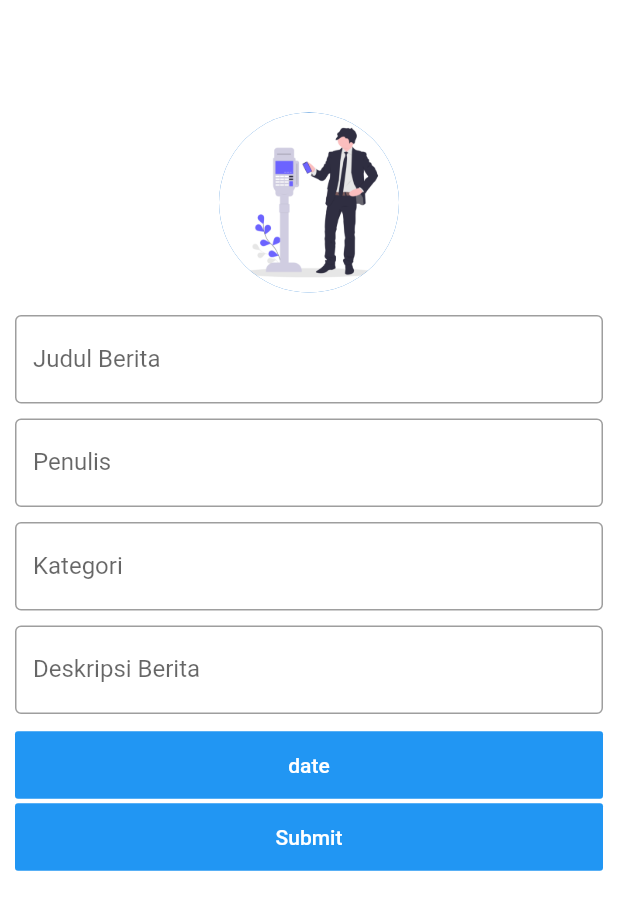
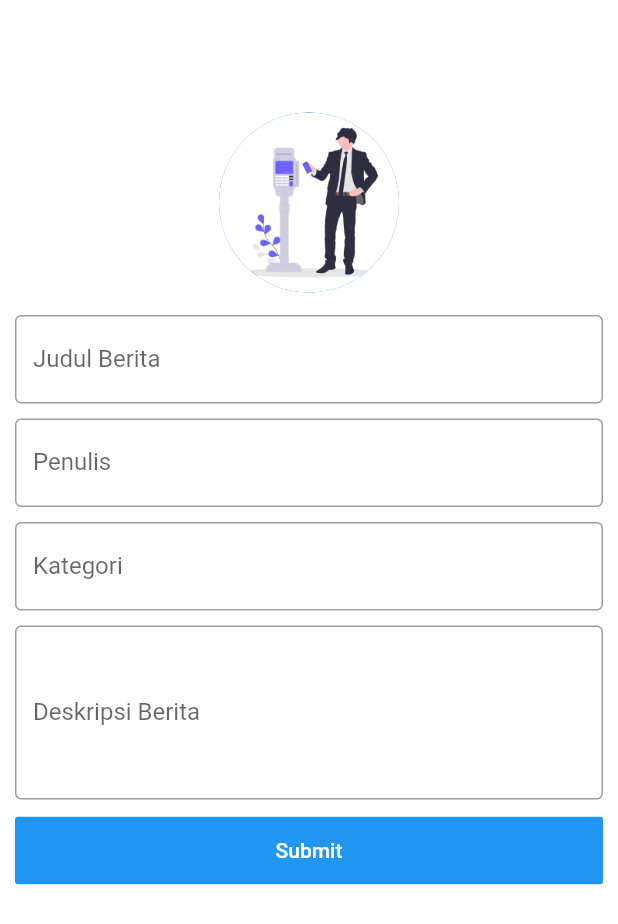
Before and after one commit to Trisnayudha/Breaking_News_Mobile, a Flutter app: the Add screen opened directly, on a phone screen of 412 x 824 dp. Shown: the top 924 px of the screen. Run offline on Flutter 3.47's test engine with Material 2 defaults, Android fonts, the phone set to English and light mode, and no system bars; our stand-ins replace cloud_firestore, curved_navigation_bar, firebase_auth, firebase_core, firebase_storage, flutter_spinkit and 2 more; accounts and stored records are empty.

```diff
--- a/lib/views/add.dart
+++ b/lib/views/add.dart
@@ -5,7 +5,6 @@ import 'package:flutter/material.dart';
 import 'package:project_uas/home/home.dart';
 import 'package:project_uas/models/item.dart';
 import 'package:image_picker/image_picker.dart';
-import 'package:intl/intl.dart';
 
 class Add extends StatefulWidget {
   final Item item;
@@ -26,6 +25,8 @@ class _AddState extends State<Add> {
   TextEditingController penulisController;
   File image;
   DateTime newDateTime;
+  bool loading = false;
+  final _formKey = GlobalKey<FormState>();
   @override
   void initState() {
     judulController = TextEditingController();
@@ -44,6 +45,8 @@ class _AddState extends State<Add> {
       body: Container(
         padding: EdgeInsets.only(top: 50),
         color: Colors.white,
+        child: Form(
+          key: _formKey,
           child: Column(
             children: [
               Expanded(
@@ -74,7 +77,7 @@ class _AddState extends State<Add> {
                         ),
                       ),
                     ),
-                  TextField(
+                    TextFormField(
                       controller: judulController,
                       textAlignVertical: TextAlignVertical.center,
                       textAlign: TextAlign.left,
@@ -82,11 +85,12 @@ class _AddState extends State<Add> {
                         border: OutlineInputBorder(),
                         labelText: 'Judul Berita',
                       ),
+                      validator: (val) => val.isEmpty ? 'Isi Judul!!' : null,
                     ),
                     SizedBox(
                       height: 10,
                     ),
-                  TextField(
+                    TextFormField(
                       controller: penulisController,
                       textAlignVertical: TextAlignVertical.center,
                       textAlign: TextAlign.left,
@@ -94,11 +98,12 @@ class _AddState extends State<Add> {
                         border: OutlineInputBorder(),
                         labelText: 'Penulis',
                       ),
+                      validator: (val) => val.isEmpty ? 'Isi Penulis!!' : null,
                     ),
                     SizedBox(
                       height: 10,
                     ),
-                  TextField(
+                    TextFormField(
                       controller: kategoriController,
                       textAlignVertical: TextAlignVertical.center,
                       textAlign: TextAlign.left,
@@ -106,42 +111,29 @@ class _AddState extends State<Add> {
                         border: OutlineInputBorder(),
                         labelText: 'Kategori',
                       ),
+                      validator: (val) => val.isEmpty ? 'Isi Kategori!!' : null,
                     ),
                     SizedBox(
                       height: 10,
                     ),
-                  TextField(
+                    TextFormField(
                       controller: descController,
+                      minLines:
+                          4, // any number you need (It works as the rows for the textarea)
+                      keyboardType: TextInputType.multiline,
+                      maxLines: null,
                       textAlignVertical: TextAlignVertical.center,
                       textAlign: TextAlign.left,
                       decoration: InputDecoration(
                         border: OutlineInputBorder(),
                         labelText: 'Deskripsi Berita',
                       ),
+                      validator: (val) =>
+                          val.isEmpty ? 'Isi Deskripsi Berita!!' : null,
                     ),
                     SizedBox(
                       height: 10,
                     ),
-                  FlatButton(
-                      height: 45,
-                      color: Colors.blue,
-                      child: Text(
-                        "date",
-                        style: TextStyle(
-                          color: Colors.white,
-                          fontSize: 14,
-                        ),
-                      ),
-                      onPressed: () async {
-                        String randomtggl =
-                            DateTime.now().microsecondsSinceEpoch.toString();
-
-                        print(randomtggl);
-                        var tgglfix = DateFormat.yMMMd().format(
-                            DateTime.fromMicrosecondsSinceEpoch(
-                                int.parse(randomtggl)));
-                        print(tgglfix);
-                      }),
                     FlatButton(
                         height: 45,
                         color: Colors.blue,
@@ -153,8 +145,11 @@ class _AddState extends State<Add> {
                           ),
                         ),
                         onPressed: () async {
-                        String randomMillis =
-                            DateTime.now().microsecondsSinceEpoch.toString();
+                          if (_formKey.currentState.validate()) {
+                            setState(() => loading = true);
+                            String randomMillis = DateTime.now()
+                                .microsecondsSinceEpoch
+                                .toString();
 
                             Item item = Item(
                                 id: widget.item != null
@@ -185,11 +180,13 @@ class _AddState extends State<Add> {
                                     builder: (BuildContext context) {
                               return new Home();
                             }));
+                          }
                         }),
                   ],
                 ),
               ),
             ],
+          ),
         ),
       ),
     );
```
Lines whose indentation alone changed are shown as unchanged.
